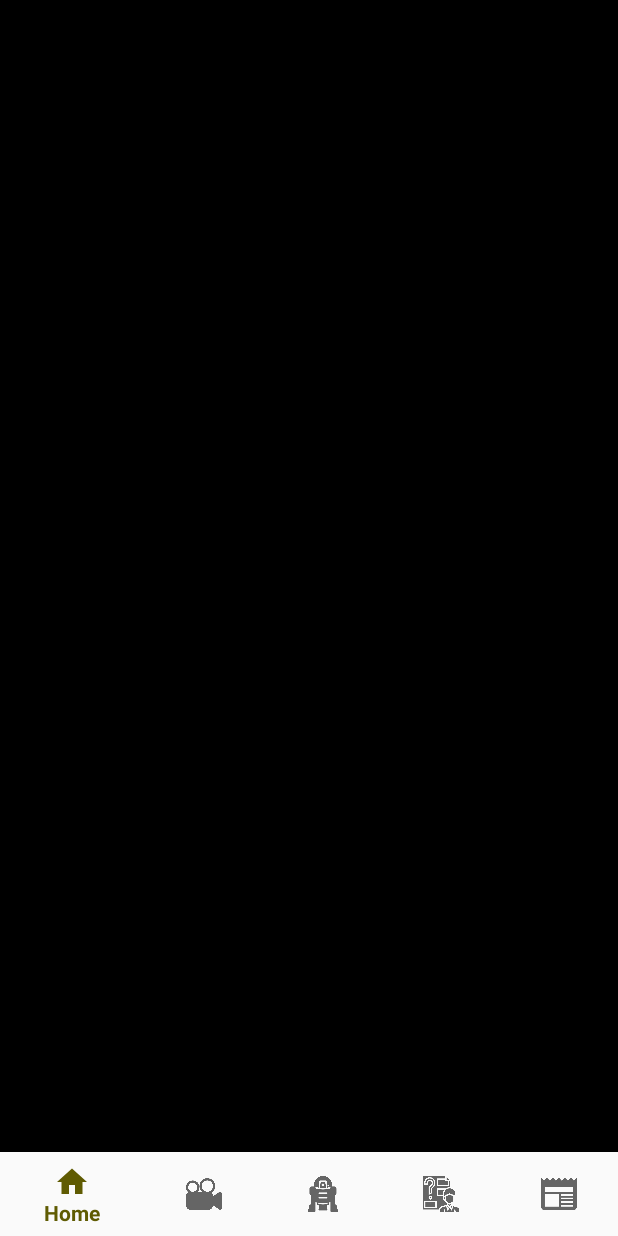
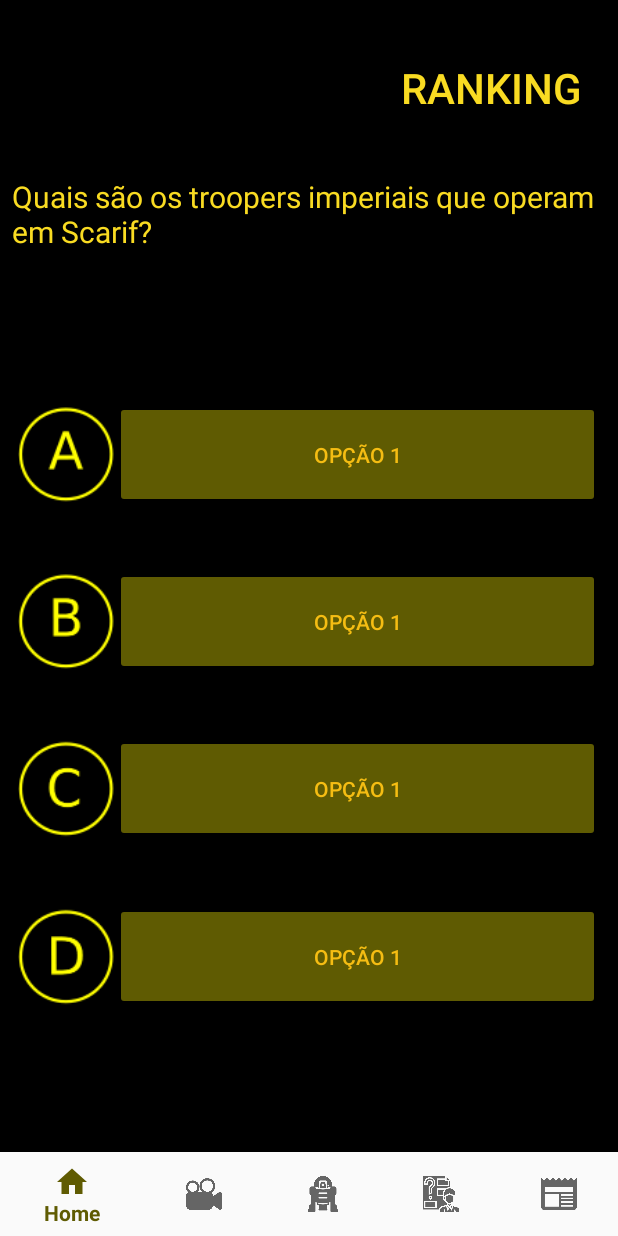
Before and after one commit to xfarsx/Aplicativo-Digital-House---Star-Universe, an Android app: the HomeActivity screen opened directly, with no data from a screen before it, after a tap on an icon or button, on a phone screen of 412 x 824 dp. Run offline under Robolectric (Android 15) with nearby library versions, the phone set to English and light mode, and no system bars.

Commit message:
Ajustes de layout nos personagens detalhes e ajustes layout quiz

```diff
--- a/app/src/main/java/br/com/digitalhouse/staruniverse/bottom/BottomActivity.java
+++ b/app/src/main/java/br/com/digitalhouse/staruniverse/bottom/BottomActivity.java
@@ -12,6 +12,7 @@ import android.widget.TextView;
 
 import br.com.digitalhouse.staruniverse.R;
 import br.com.digitalhouse.staruniverse.personagens.Personagens;
+import br.com.digitalhouse.staruniverse.quiz.QuizFragment;
 
 public class BottomActivity extends AppCompatActivity {
     private TextView mTextMessage;
@@ -32,7 +33,7 @@ public class BottomActivity extends AppCompatActivity {
                     replaceFragment(new Personagens());
                     return true;
                 case R.id.navigation_quiz:
-                    mTextMessage.setText(R.string.title_quiz);
+                    replaceFragment(new QuizFragment());
                     return true;
                 case R.id.navigation_noticias:
                     mTextMessage.setText(R.string.title_news);
@@ -55,6 +56,10 @@ public class BottomActivity extends AppCompatActivity {
 
                 replaceFragment(new Personagens());
             }
+            if (getIntent().getStringExtra("POSITION").equals("QUIZ")){
+
+                replaceFragment(new QuizFragment());
+            }
         }
     }
 
--- a/app/src/main/java/br/com/digitalhouse/staruniverse/home/HomeActivity.java
+++ b/app/src/main/java/br/com/digitalhouse/staruniverse/home/HomeActivity.java
@@ -64,6 +64,7 @@ public class HomeActivity extends AppCompatActivity implements NavigationView.On
             @Override
             public void onClick(View v) {
                 Intent i = new Intent(HomeActivity.this, BottomActivity.class);
+                i.putExtra("POSITION", "QUIZ");
                 startActivity(i);
             }
         });
--- a/app/src/main/java/br/com/digitalhouse/staruniverse/quiz/QuizFragment.java
+++ b/app/src/main/java/br/com/digitalhouse/staruniverse/quiz/QuizFragment.java
@@ -2,12 +2,15 @@ package br.com.digitalhouse.staruniverse.quiz;
 
 
 import android.os.Bundle;
-import android.app.Fragment;
+
+import android.support.v4.app.Fragment;
 import android.view.LayoutInflater;
 import android.view.View;
 import android.view.ViewGroup;
+import android.widget.Button;
 
 import br.com.digitalhouse.staruniverse.R;
+import br.com.digitalhouse.staruniverse.bottom.BottomActivity;
 
 /**
  * A simple {@link Fragment} subclass.
@@ -24,7 +27,15 @@ public class QuizFragment extends Fragment {
     public View onCreateView(LayoutInflater inflater, ViewGroup container,
                              Bundle savedInstanceState) {
         // Inflate the layout for this fragment
-        return inflater.inflate(R.layout.fragment_quiz, container, false);
+        View view = inflater.inflate(R.layout.fragment_quiz, container, false);
+        Button btnRank = view.findViewById(R.id.btnRank);
+        btnRank.setOnClickListener(new View.OnClickListener() {
+            @Override
+            public void onClick(View v) {
+               //Adiconar o click para a pagina ranking do lucaa
+            }
+        });
+        return  view;
     }
 
 }
--- a/app/src/main/res/layout/activity_bottom.xml
+++ b/app/src/main/res/layout/activity_bottom.xml
@@ -8,10 +8,12 @@
     android:layout_height="match_parent"
     tools:context=".bottom.BottomActivity">
 
-    <ScrollView
+    <LinearLayout
         android:id="@+id/containerFragments"
         android:layout_width="match_parent"
-        android:layout_height="match_parent"></ScrollView>
+        android:layout_height="match_parent"/>
+
+
 
     <android.support.design.widget.BottomNavigationView
         android:id="@+id/nav_view"
--- a/app/src/main/res/layout/activity_detalhes_personagem.xml
+++ b/app/src/main/res/layout/activity_detalhes_personagem.xml
@@ -8,15 +8,13 @@
     <android.support.design.widget.AppBarLayout
         android:layout_width="match_parent"
         android:layout_height="wrap_content"
-        android:theme="@style/AppTheme.AppBarOverlay"
-        android:background="@color/staruniverse"
         >
 
         <android.support.v7.widget.Toolbar
             android:id="@+id/toolbar"
             android:layout_width="match_parent"
             android:layout_height="?attr/actionBarSize"
-            android:background="?attr/colorPrimary"
+            android:background="@color/staruniverse"
             app:popupTheme="@style/AppTheme.PopupOverlay" />
 
     </android.support.design.widget.AppBarLayout>
--- a/app/src/main/res/layout/fragment_quiz.xml
+++ b/app/src/main/res/layout/fragment_quiz.xml
@@ -1,45 +1,37 @@
 <?xml version="1.0" encoding="utf-8"?>
-<android.support.constraint.ConstraintLayout
-    xmlns:android="http://schemas.android.com/apk/res/android"
+<ScrollView xmlns:android="http://schemas.android.com/apk/res/android"
+    xmlns:app="http://schemas.android.com/apk/res-auto"
     xmlns:tools="http://schemas.android.com/tools"
+    android:id="@+id/rankMain"
+    android:fillViewport="true"
     android:layout_width="match_parent"
     android:layout_height="match_parent"
-    android:id="@+id/rankMain"
-    xmlns:app="http://schemas.android.com/apk/res-auto">
+    android:background="@color/black"
+    android:orientation="vertical">
 
-    <android.support.constraint.ConstraintLayout
+    <LinearLayout
         android:layout_width="match_parent"
         android:layout_height="match_parent"
-        android:background="@color/black">
+        android:orientation="vertical">
 
-        <android.support.design.widget.AppBarLayout
-            android:id="@+id/rankingAppbar"
+        <LinearLayout
             android:layout_width="match_parent"
-            android:layout_height="80dp"
-            android:background="#f9db22"
-            android:orientation="horizontal"
-            app:layout_constraintEnd_toEndOf="parent"
-            app:layout_constraintStart_toStartOf="parent"
-            app:layout_constraintTop_toTopOf="parent">
+            android:layout_height="0dp"
+            android:layout_weight="1"
 
+            android:orientation="vertical">
 
-            <TextView
-                android:layout_width="wrap_content"
+            <Button
+                android:id="@+id/btnRank"
+                android:layout_width="match_parent"
+                style="@style/Base.Widget.AppCompat.Button.Borderless"
+                android:textAlignment="textEnd"
+                android:layout_marginRight="12dp"
                 android:layout_height="wrap_content"
-                android:text="Quiz"
-                android:paddingLeft="12dp"
-                android:layout_gravity="center"
-                android:textColor="@color/black"
-                android:textSize="22sp" />
-        </android.support.design.widget.AppBarLayout>
-
-        <TextView
-            android:id="@+id/textView"
-            android:layout_width="wrap_content"
-            android:layout_height="48dp"
-            android:text="@string/quiz"
+                android:layout_weight="1"
+                android:text="@string/ranking"
                 android:textColor="#f9db22"
-            android:textSize="42sp"
+                android:textSize="28dp"
                 tools:layout_editor_absoluteX="162dp"
                 tools:layout_editor_absoluteY="148dp" />
 
@@ -49,6 +41,7 @@
                 android:layout_height="wrap_content"
                 android:layout_marginStart="8dp"
                 android:layout_marginBottom="8dp"
+                android:layout_weight="1"
                 android:text="Quais são os troopers imperiais que operam em Scarif?"
                 android:textColor="#f9db22"
                 android:textSize="20sp"
@@ -58,28 +51,133 @@
                 app:layout_constraintStart_toStartOf="parent"
                 app:layout_constraintTop_toBottomOf="@+id/textView"
                 app:layout_constraintVertical_bias="0.046" />
+        </LinearLayout>
+
+        <LinearLayout
+            android:layout_width="match_parent"
+            android:layout_height="0dp"
+            android:layout_weight="2"
+            android:orientation="vertical"
+            android:padding="12dp">
+
+            <LinearLayout
+                android:layout_width="match_parent"
+                android:layout_height="0dp"
+                android:layout_weight="1"
+                android:gravity="center"
+                android:orientation="horizontal">
+
+                <ImageView
+                    android:layout_width="0dp"
+                    android:layout_height="match_parent"
+                    android:layout_weight="0.2"
+                    android:src="@drawable/button_a" />
+
+                <android.support.design.button.MaterialButton
+                    style="@style/Widget.AppCompat.Button.Colored"
+                    android:layout_width="0dp"
+                    android:layout_height="wrap_content"
+                    android:layout_weight="1"
+                    android:gravity="center"
+                    android:padding="20dp"
+                    android:text="Opção 1"
+                    android:textAlignment="center"
+                    android:textColor="@color/staruniverse"
+                    app:cornerRadius="100dp"
+                    app:strokeColor="@color/staruniverse"
+                    app:strokeWidth="4dp" />
+            </LinearLayout>
+
+            <LinearLayout
+                android:layout_width="match_parent"
+                android:layout_height="0dp"
+                android:layout_weight="1"
+                android:gravity="center"
+                android:orientation="horizontal">
+
+                <ImageView
+                    android:layout_width="0dp"
+                    android:layout_height="match_parent"
+                    android:layout_weight="0.2"
+                    android:src="@drawable/button_b" />
+
+                <android.support.design.button.MaterialButton
+                    style="@style/Widget.AppCompat.Button.Colored"
+                    android:layout_width="0dp"
+                    android:layout_height="wrap_content"
+                    android:layout_weight="1"
+                    android:gravity="center"
+                    android:padding="20dp"
+                    android:text="Opção 1"
+                    android:textAlignment="center"
+                    android:textColor="@color/staruniverse"
+                    app:cornerRadius="100dp"
+                    app:strokeColor="@color/staruniverse"
+                    app:strokeWidth="4dp" />
+            </LinearLayout>
+
+            <LinearLayout
+                android:layout_width="match_parent"
+                android:layout_height="0dp"
+                android:layout_weight="1"
+                android:gravity="center"
+                android:orientation="horizontal">
+
+                <ImageView
+                    android:layout_width="0dp"
+                    android:layout_height="match_parent"
+                    android:layout_weight="0.2"
+                    android:src="@drawable/button_c" />
+
+                <android.support.design.button.MaterialButton
+                    style="@style/Widget.AppCompat.Button.Colored"
+                    android:layout_width="0dp"
+                    android:layout_height="wrap_content"
+                    android:layout_weight="1"
+                    android:gravity="center"
+                    android:padding="20dp"
+                    android:text="Opção 1"
+                    android:textAlignment="center"
+                    android:textColor="@color/staruniverse"
+                    app:cornerRadius="100dp"
+                    app:strokeColor="@color/staruniverse"
+                    app:strokeWidth="4dp" />
+            </LinearLayout>
+
+            <LinearLayout
+                android:layout_width="match_parent"
+                android:layout_height="0dp"
+                android:layout_weight="1"
+                android:gravity="center"
+                android:orientation="horizontal">
+
+                <ImageView
+                    android:layout_width="0dp"
+                    android:layout_height="match_parent"
+                    android:layout_weight="0.2"
+                    android:src="@drawable/button_d" />
+
+                <android.support.design.button.MaterialButton
+                    style="@style/Widget.AppCompat.Button.Colored"
+                    android:layout_width="0dp"
+                    android:layout_height="wrap_content"
+                    android:layout_weight="1"
+                    android:gravity="center"
+                    android:padding="20dp"
+                    android:text="Opção 1"
+                    android:textAlignment="center"
+                    android:textColor="@color/staruniverse"
+                    app:cornerRadius="100dp"
+                    app:strokeColor="@color/staruniverse"
+                    app:strokeWidth="4dp" />
+            </LinearLayout>
 
 
-        <android.support.design.widget.BottomNavigationView
-            android:id="@+id/nav_view"
-            android:layout_width="0dp"
-            android:layout_height="wrap_content"
-            android:layout_marginStart="0dp"
-            android:backgroundTint="#E8E200"
-            android:layout_marginEnd="0dp"
-            android:background="?android:attr/windowBackground"
-            app:layout_constraintBottom_toBottomOf="parent"
-            app:layout_constraintLeft_toLeftOf="parent"
-            app:layout_constraintRight_toRightOf="parent"
-            app:menu="@menu/bottom_nav_menu" />
+        </LinearLayout>
+        <LinearLayout
+            android:layout_width="match_parent"
+            android:layout_height="0dp"
+            android:layout_weight="0.5"/>
+    </LinearLayout>
 
-        <ImageView
-            android:layout_width="match_parent"
-            android:layout_height="350dp"
-            android:src="@drawable/options"
-            tools:layout_editor_absoluteX="0dp"
-            tools:layout_editor_absoluteY="283dp" />
-
-
-    </android.support.constraint.ConstraintLayout>
-</android.support.constraint.ConstraintLayout>
+</ScrollView>
--- a/app/src/main/res/values/colors.xml
+++ b/app/src/main/res/values/colors.xml
@@ -2,7 +2,7 @@
 <resources>
     <color name="colorPrimary">#5F5B02</color>
     <color name="colorPrimaryDark">#00574B</color>
-    <color name="colorAccent">#ff0025</color>
+    <color name="colorAccent">#000000</color>
     <color name="staruniverse">#FFF5BD13</color>
     <color name="facebook">#3B5998</color>
     <color name="gmail">#C71610</color>
--- a/app/src/main/res/values/strings.xml
+++ b/app/src/main/res/values/strings.xml
@@ -56,4 +56,5 @@
     <string name="desc">desc</string>
     <string name="sua_posi_o_103_lugar">Sua posição é -103º lugar</string>
     <string name="quiz">Quiz</string>
+
 </resources>
```
Also changed, not shown: app/src/main/res/drawable-xxhdpi/button_a.png (added), app/src/main/res/drawable-xxhdpi/button_b.png (added), app/src/main/res/drawable-xxhdpi/button_c.png (added), app/src/main/res/drawable-xxhdpi/button_d.png (added). Lines whose indentation alone changed are shown as unchanged.
